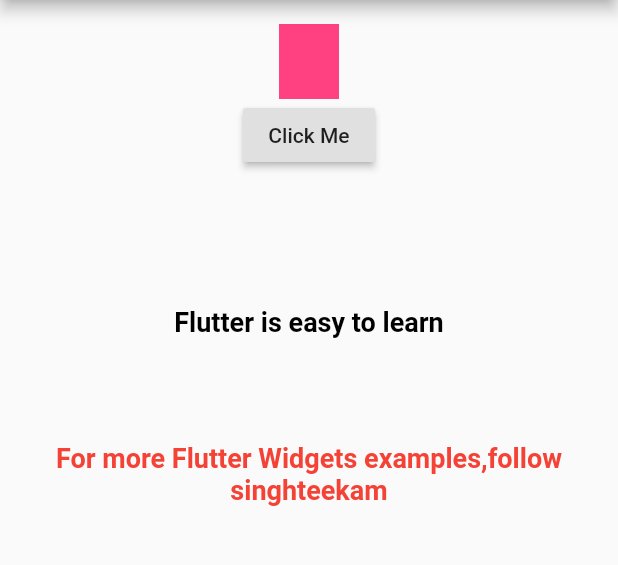
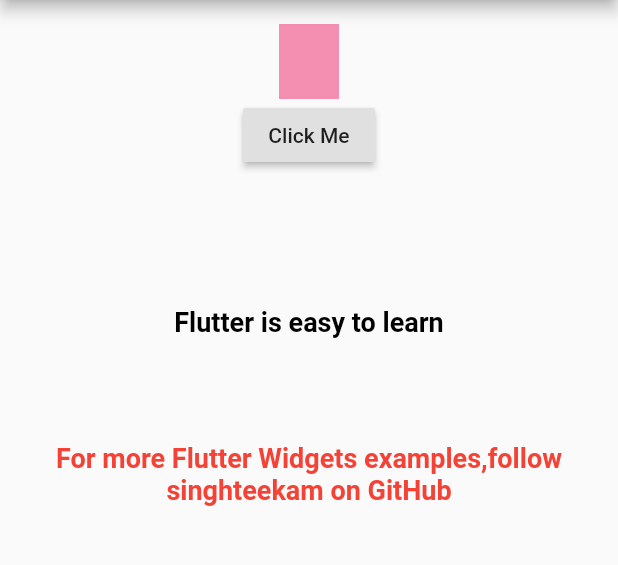
Before and after one commit to singhteekam/Flutter-AnimatedContainer-Example, a Flutter app: the screen it shows after launch, on a phone screen of 412 x 824 dp, the part 84-649 px from its top. Run offline on Flutter 3.47's test engine with Material 2 defaults, Android fonts, the phone set to English and light mode, and no system bars.

Commit message:
Update main.dart

```diff
--- a/lib/main.dart
+++ b/lib/main.dart
@@ -7,7 +7,7 @@
   @override
   Widget build(BuildContext context) {
     return MaterialApp(
-      title: 'Flutter Demo',
+      title: 'Flutter Animated Container',
       theme: ThemeData(
         primarySwatch: Colors.blue,
       ),
@@ -23,7 +23,7 @@
 
 class _MyHomePageState extends State<MyHomePage> {
 
-  var _color=Colors.pinkAccent;
+  var _color=Colors.pink[200];
   var _height=50.0;
   var _width=40.0;
 
@@ -57,7 +57,7 @@
           Text("Flutter is easy to learn",textAlign:TextAlign.center,
             style:TextStyle(color:Colors.black,fontWeight: FontWeight.bold,fontSize: 18),),
          Padding(padding: const EdgeInsets.only(top: 70),),
-          Text("For more Flutter Widgets examples,follow singhteekam",textAlign:TextAlign.center,
+          Text("For more Flutter Widgets examples,follow singhteekam on GitHub",textAlign:TextAlign.center,
             style:TextStyle(color:Colors.red,fontWeight: FontWeight.bold,fontSize: 18),),
          Padding(padding: const EdgeInsets.only(top: 20),),
         ],)
```
